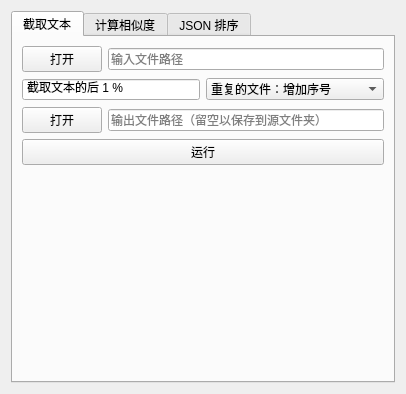
The window that pages/text_proc/page.ui (KirariSpark/JABORT) describes before a commit, drawn with Qt 5.
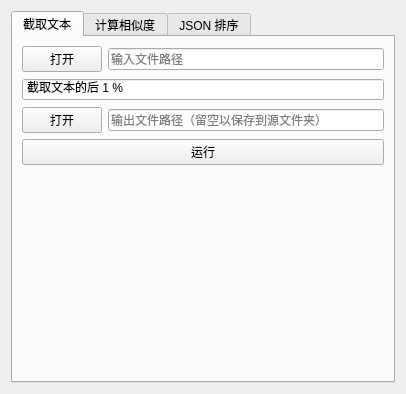
The same window after the commit.

Commit message:
重构：统一的文件保存类
详见 refactor/file_saver

What changed in the file:
```diff
--- a/pages/text_proc/page.ui
+++ b/pages/text_proc/page.ui
@@ -53,8 +53,6 @@
         </layout>
        </item>
        <item>
-        <layout class="QHBoxLayout" name="CropTextOptions">
-         <item>
           <widget class="QSpinBox" name="CropTextRatioSpinbox">
            <property name="sizePolicy">
             <sizepolicy hsizetype="Expanding" vsizetype="Fixed">
@@ -78,39 +76,6 @@
             <number>100</number>
            </property>
           </widget>
-         </item>
-         <item>
-          <widget class="QComboBox" name="CropTextDedup">
-           <property name="sizePolicy">
-            <sizepolicy hsizetype="Expanding" vsizetype="Fixed">
-             <horstretch>0</horstretch>
-             <verstretch>0</verstretch>
-            </sizepolicy>
-           </property>
-           <property name="currentIndex">
-            <number>2</number>
-           </property>
-           <property name="placeholderText">
-            <string>重复的文件</string>
-           </property>
-           <item>
-            <property name="text">
-             <string>重复的文件：覆盖</string>
-            </property>
-           </item>
-           <item>
-            <property name="text">
-             <string>重复的文件：跳过</string>
-            </property>
-           </item>
-           <item>
-            <property name="text">
-             <string>重复的文件：增加序号</string>
-            </property>
-           </item>
-          </widget>
-         </item>
-        </layout>
        </item>
        <item>
         <layout class="QHBoxLayout" name="CropTextOutput">
```
Lines whose indentation alone changed are shown as unchanged. The commit also changes 27 other files.
